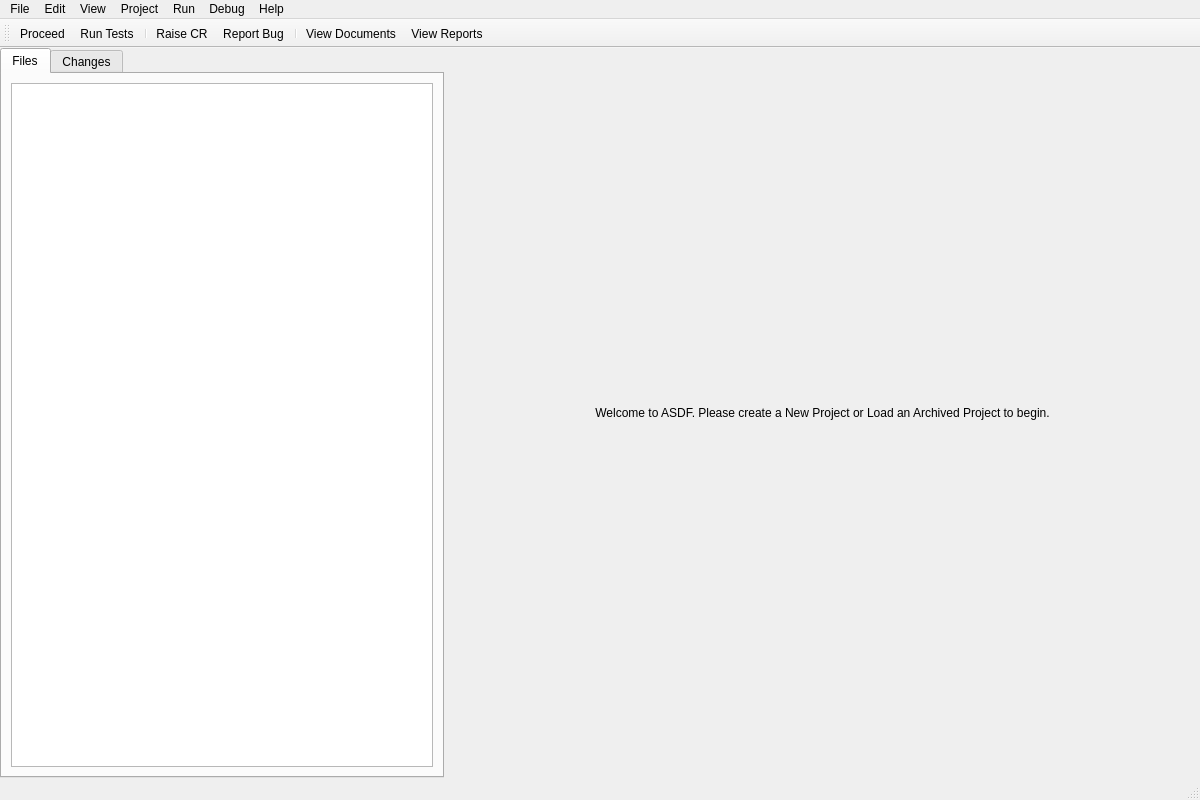
mariolewis/asdf_factory, file gui/main_window.ui: the form before one commit.
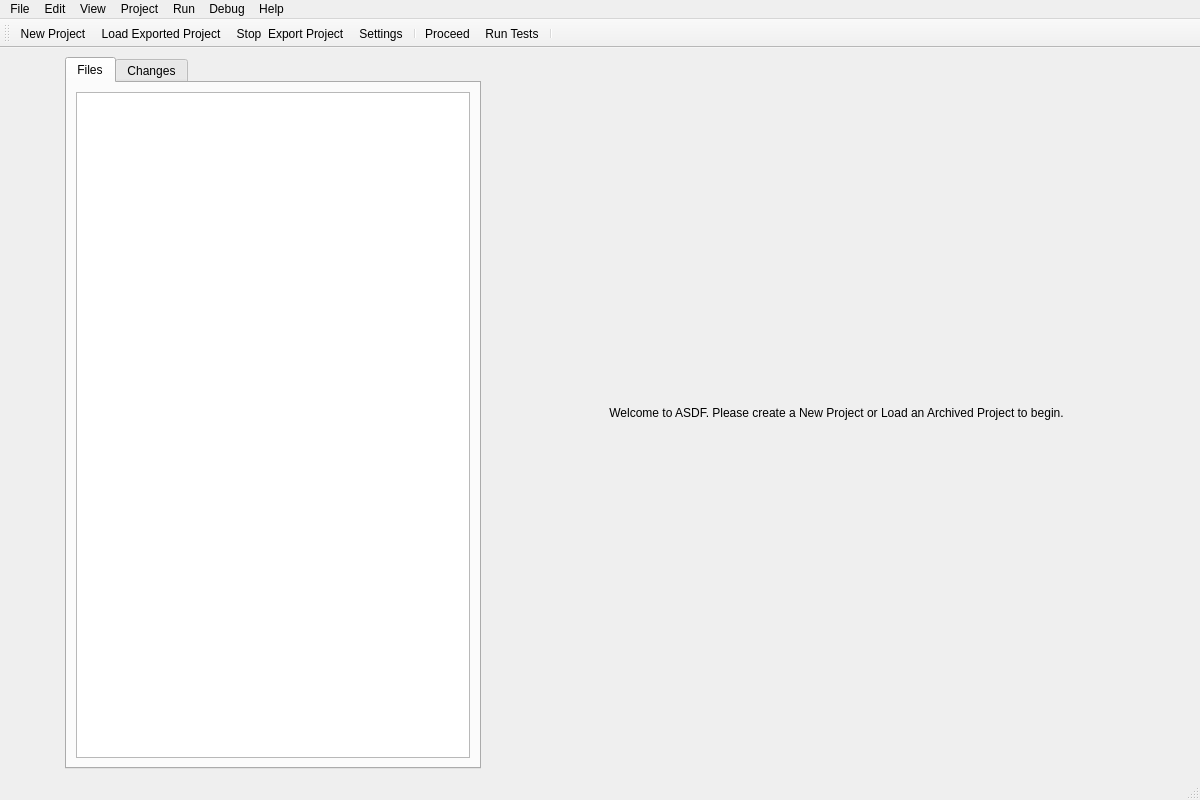
The form after the commit.

Commit message: feat(ui): Complete main window redesign and icon integration

Diff of the .ui file:
```diff
--- a/gui/main_window.ui
+++ b/gui/main_window.ui
@@ -14,22 +14,30 @@
    <string>ASDF - Autonomous Software Development Factory</string>
   </property>
   <widget class="QWidget" name="centralwidget">
-   <layout class="QVBoxLayout" name="verticalLayout">
-    <property name="spacing">
-     <number>0</number>
-    </property>
-    <property name="leftMargin">
-     <number>0</number>
-    </property>
-    <property name="topMargin">
-     <number>0</number>
-    </property>
-    <property name="rightMargin">
-     <number>0</number>
-    </property>
-    <property name="bottomMargin">
-     <number>0</number>
-    </property>
+   <layout class="QHBoxLayout" name="horizontalLayout" stretch="0,1">
+    <item>
+     <widget class="QWidget" name="verticalActionBar" native="true">
+      <property name="sizePolicy">
+       <sizepolicy hsizetype="Fixed" vsizetype="Preferred">
+        <horstretch>0</horstretch>
+        <verstretch>0</verstretch>
+       </sizepolicy>
+      </property>
+      <property name="minimumSize">
+       <size>
+        <width>50</width>
+        <height>0</height>
+       </size>
+      </property>
+      <property name="maximumSize">
+       <size>
+        <width>50</width>
+        <height>16777215</height>
+       </size>
+      </property>
+      <layout class="QVBoxLayout" name="verticalLayout_actionBar"/>
+     </widget>
+    </item>
     <item>
      <widget class="QSplitter" name="mainSplitter">
       <property name="orientation">
@@ -179,14 +187,14 @@
    <attribute name="toolBarBreak">
     <bool>false</bool>
    </attribute>
+   <addaction name="actionNew_Project"/>
+   <addaction name="actionLoad_Exported_Project"/>
+   <addaction name="actionStop_Export_Project"/>
+   <addaction name="actionSettings"/>
+   <addaction name="separator"/>
    <addaction name="actionProceed"/>
    <addaction name="actionRun_Tests"/>
    <addaction name="separator"/>
-   <addaction name="actionRaise_CR"/>
-   <addaction name="actionReport_Bug"/>
-   <addaction name="separator"/>
-   <addaction name="actionView_Documents"/>
-   <addaction name="actionView_Reports"/>
   </widget>
   <action name="actionNew_Project">
    <property name="text">
```
Left out of the diff: 57 changed lines with no effect on the pictures. The commit also changes 3 other files.
